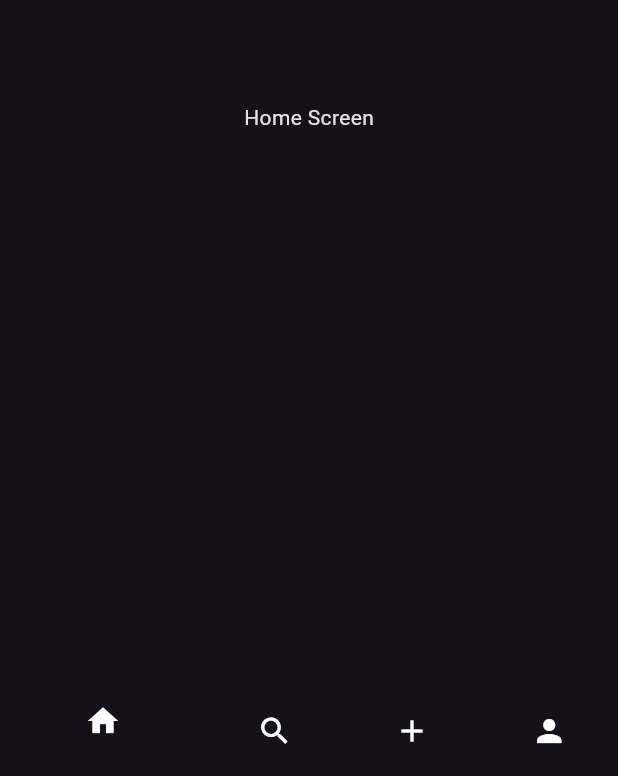
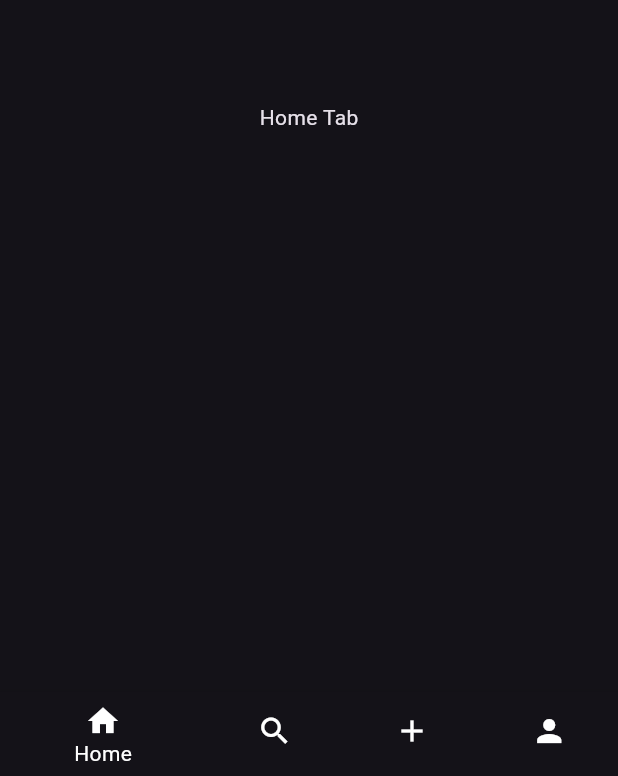
Before and after one commit to med-khelifi/social-media-app-Insta-Clone-, a Flutter app: the screen it shows after launch, on a phone screen of 412 x 824 dp. Shown: the part 457-1233 px from the top of the screen. Run offline on Flutter 3.47's test engine with Material 3 defaults, Android fonts, the phone set to English and light mode, and no system bars; our stand-ins replace flutter_screenutil.

Commit message:
fix nav bar colors

```diff
--- /dev/null
+++ b/lib/core/tabs/home_screen_tabs.dart
@@ -0,0 +1,10 @@
+import 'package:flutter/widgets.dart';
+
+class HomeScreenTabs {
+  static List<Widget> homeScreenTabs = [
+    const Center(child: Text('Home Tab')),
+    const Center(child: Text('Search Tab')),
+    const Center(child: Text('New Post Tab')),
+    const Center(child: Text('Profile Tab')),
+  ];
+}
--- a/lib/screens/home_screen.dart
+++ b/lib/screens/home_screen.dart
@@ -1,16 +1,28 @@
 import 'package:flutter/material.dart';
+import 'package:insta/core/tabs/home_screen_tabs.dart';
 import 'package:insta/screens/widgets/custom_bottom_nav_bar.dart';
 
-class HomeScreen extends StatelessWidget {
+class HomeScreen extends StatefulWidget {
   const HomeScreen({super.key});
 
   @override
+  State<HomeScreen> createState() => _HomeScreenState();
+}
+
+class _HomeScreenState extends State<HomeScreen> {
+  int _currentIndex = 0;
+  @override
   Widget build(BuildContext context) {
     return Scaffold(
-      bottomNavigationBar: CustomBottomNavBar(),
-      body: const Center(
-        child: Text('Home Screen'),
+      bottomNavigationBar: CustomBottomNavBar(
+        currentIndex: _currentIndex,
+        onIndexChanged: (int value) {
+          setState(() {
+            _currentIndex = value;
+          });
+        },
       ),
+      body: HomeScreenTabs.homeScreenTabs[_currentIndex],
     );
   }
 }
--- a/lib/screens/widgets/custom_bottom_nav_bar.dart
+++ b/lib/screens/widgets/custom_bottom_nav_bar.dart
@@ -2,14 +2,19 @@ import 'package:flutter/material.dart';
 import 'package:insta/core/constants/colors.dart';
 
 class CustomBottomNavBar extends StatelessWidget {
-  const CustomBottomNavBar({super.key});
-
+  const CustomBottomNavBar({
+    super.key,
+    required this.currentIndex,
+    required this.onIndexChanged,
+  });
+  final int currentIndex;
+  final ValueChanged<int> onIndexChanged;
   @override
   Widget build(BuildContext context) {
     return BottomNavigationBar(
-      showUnselectedLabels: false,
-      showSelectedLabels: true,
-      selectedLabelStyle: const TextStyle(color: ColorsManager.white),
+      currentIndex: currentIndex,
+      onTap: onIndexChanged,
+      selectedItemColor: ColorsManager.white,
       items: const [
         BottomNavigationBarItem(
           icon: Icon(Icons.home, color: ColorsManager.white),
```
